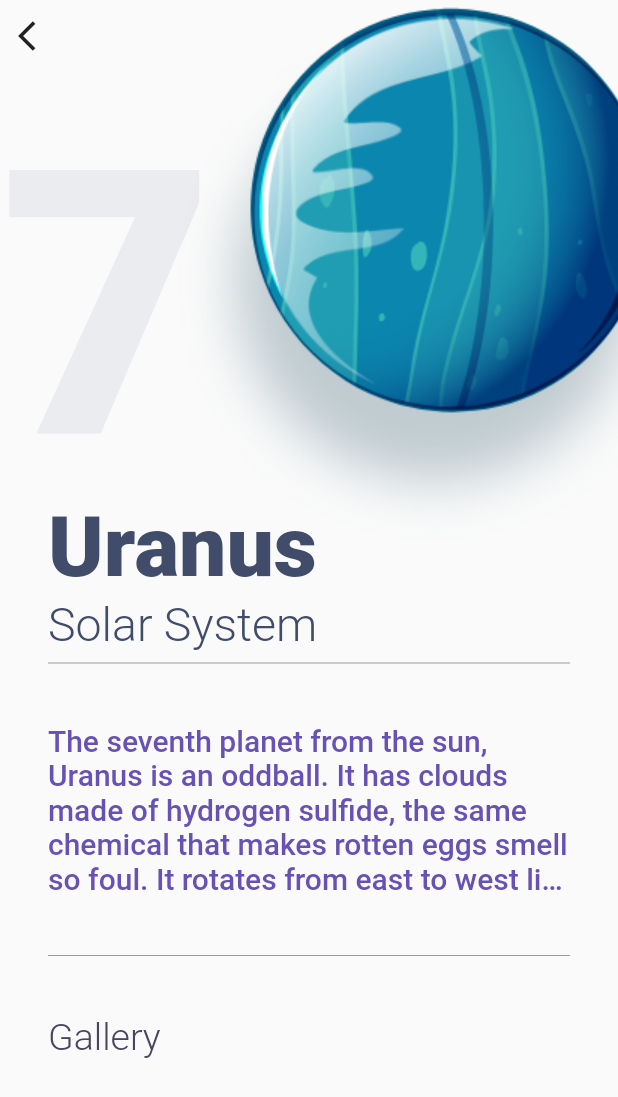
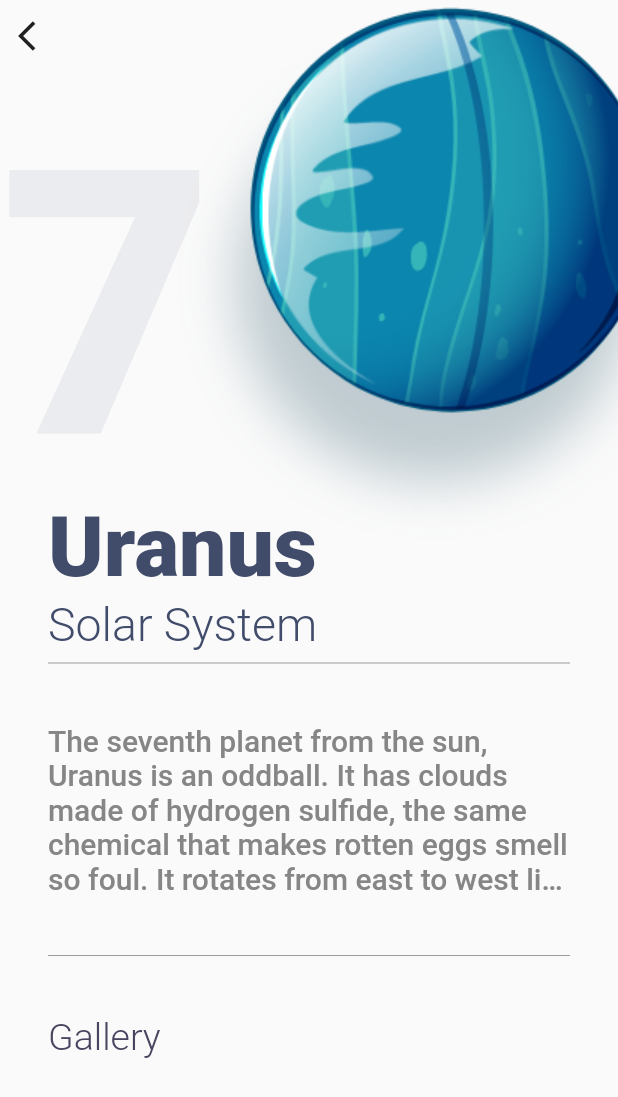
Before and after one commit to khadetou/flutter_universe, a Flutter app: the screen it shows after launch, after a tap on "Saturn", on a phone screen of 412 x 824 dp. Shown: the top 1097 px of the screen. Run offline on Flutter 3.47's test engine with Material 2 defaults, Android fonts, the phone set to English and light mode, and no system bars; our stand-ins replace flutter_swiper; network calls fail; Roboto replaces fonts that are missing (Avenir).

Commit message:
home page terminated

```diff
--- a/lib/constanst.dart
+++ b/lib/constanst.dart
@@ -2,8 +2,8 @@ import "package:flutter/material.dart";
 
 Color primaryTextColor = const Color(0xFF414C6B);
 Color secondaryTextColor = const Color(0xFFE4979E);
-Color primaryColor = Colors.white;
-Color titleTextColor = const Color(0xFF868686);
-Color contentTextColor = const Color(0xFF6751B5);
+Color titleTextColor = Colors.white;
+Color contentTextColor = const Color(0xff868686);
+Color navigationColor = const Color(0xFF6751B5);
 Color gradientStartColor = const Color(0xFF0050AC);
 Color gradientEndColor = const Color(0xFF9354b9);
--- a/lib/home_page.dart
+++ b/lib/home_page.dart
@@ -122,11 +122,58 @@ class _HomePageState extends State<HomePage> {
                                       ),
                                       textAlign: TextAlign.left,
                                     ),
+                                    const Text(
+                                      "Solar System",
+                                      style: TextStyle(
+                                          fontFamily: "Avenir",
+                                          fontSize: 23,
+                                          color: Color(0x7cdbf1ff),
+                                          fontWeight: FontWeight.w500),
+                                      textAlign: TextAlign.left,
+                                    ),
+                                    const SizedBox(
+                                      height: 32,
+                                    ),
+                                    Row(
+                                      children: <Widget>[
+                                        Text(
+                                          "Know More",
+                                          style: TextStyle(
+                                              fontFamily: "Avenir",
+                                              fontSize: 16,
+                                              color: secondaryTextColor,
+                                              fontWeight: FontWeight.w500),
+                                          textAlign: TextAlign.left,
+                                        ),
+                                        Icon(
+                                          Icons.arrow_forward_ios,
+                                          color: secondaryTextColor,
+                                        )
+                                      ],
+                                    ),
                                   ],
                                 ),
                               ),
                             ),
                           ],
+                        ),
+                        Hero(
+                          tag: planets[index].position,
+                          child: Image.asset(planets[index].iconImage),
+                        ),
+                        Positioned(
+                          right: 24,
+                          bottom: 60,
+                          child: Text(
+                            planets[index].position.toString(),
+                            style: TextStyle(
+                              fontFamily: "Avenir",
+                              fontSize: 200,
+                              color: primaryTextColor.withOpacity(0.08),
+                              fontWeight: FontWeight.w900,
+                            ),
+                            textAlign: TextAlign.left,
+                          ),
                         ),
                       ]),
                     );
@@ -137,6 +184,32 @@ class _HomePageState extends State<HomePage> {
           ),
         ),
       ),
+      bottomNavigationBar: Container(
+        decoration: BoxDecoration(
+          borderRadius: const BorderRadius.vertical(
+            top: Radius.circular(36.0),
+          ),
+          color: navigationColor,
+        ),
+        padding: const EdgeInsets.all(24.0),
+        child: Row(
+          mainAxisAlignment: MainAxisAlignment.spaceEvenly,
+          children: <Widget>[
+            IconButton(
+              icon: Image.asset('assets/menu_icon.png'),
+              onPressed: () {},
+            ),
+            IconButton(
+              icon: Image.asset('assets/search_icon.png'),
+              onPressed: () {},
+            ),
+            IconButton(
+              icon: Image.asset('assets/profile_icon.png'),
+              onPressed: () {},
+            ),
+          ],
+        ),
+      ),
     );
   }
 }
```
